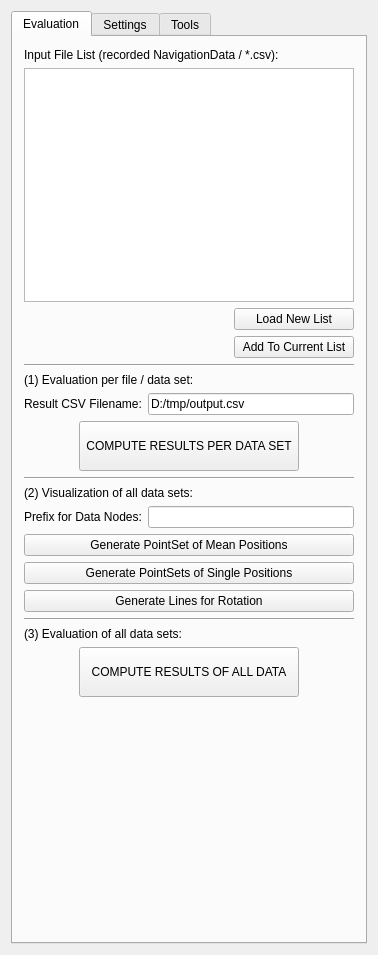
First picture: the form in Plugins/org.mitk.gui.qt.igt.app.hummelprotocolmeasurements/src/internal/QmitkIGTTrackingDataEvaluationViewControls.ui, repository MITK/MITK, before the edit.
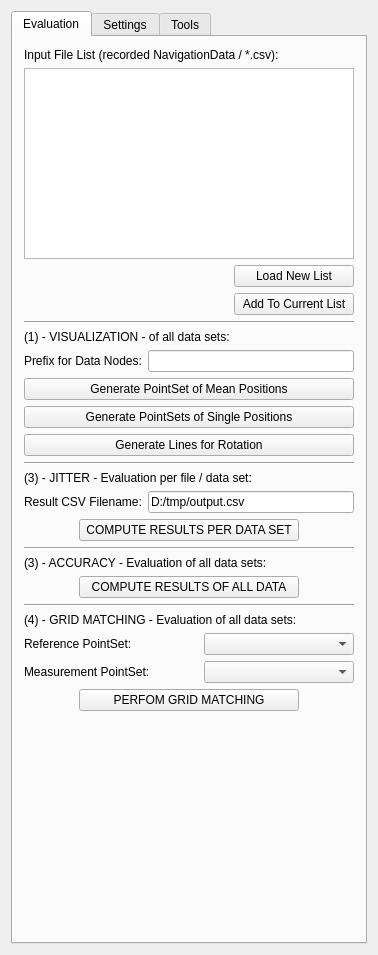
Second picture: the form after the edit. Custom widgets are drawn as their Qt base class.

Commit message: implemented grid matching

```diff
--- a/Plugins/org.mitk.gui.qt.igt.app.hummelprotocolmeasurements/src/internal/QmitkIGTTrackingDataEvaluationViewControls.ui
+++ b/Plugins/org.mitk.gui.qt.igt.app.hummelprotocolmeasurements/src/internal/QmitkIGTTrackingDataEvaluationViewControls.ui
@@ -100,87 +100,6 @@
          </item>
         </layout>
        </item>
-       <item>
-        <widget class="Line" name="line_4">
-         <property name="orientation">
-          <enum>Qt::Horizontal</enum>
-         </property>
-        </widget>
-       </item>
-       <item>
-        <widget class="QLabel" name="label_19">
-         <property name="text">
-          <string>(1) Evaluation per file / data set:</string>
-         </property>
-        </widget>
-       </item>
-       <item>
-        <layout class="QHBoxLayout" name="horizontalLayout_2">
-         <item>
-          <widget class="QLabel" name="label_2">
-           <property name="text">
-            <string>Result CSV Filename:</string>
-           </property>
-          </widget>
-         </item>
-         <item>
-          <widget class="QLineEdit" name="m_OutputFilename">
-           <property name="text">
-            <string>D:/tmp/output.csv</string>
-           </property>
-          </widget>
-         </item>
-        </layout>
-       </item>
-       <item>
-        <layout class="QHBoxLayout" name="horizontalLayout_3">
-         <item>
-          <spacer name="horizontalSpacer_2">
-           <property name="orientation">
-            <enum>Qt::Horizontal</enum>
-           </property>
-           <property name="sizeHint" stdset="0">
-            <size>
-             <width>40</width>
-             <height>20</height>
-            </size>
-           </property>
-          </spacer>
-         </item>
-         <item>
-          <widget class="QPushButton" name="m_StartEvaluation">
-           <property name="minimumSize">
-            <size>
-             <width>220</width>
-             <height>50</height>
-            </size>
-           </property>
-           <property name="maximumSize">
-            <size>
-             <width>200</width>
-             <height>50</height>
-            </size>
-           </property>
-           <property name="text">
-            <string>COMPUTE RESULTS PER DATA SET</string>
-           </property>
-          </widget>
-         </item>
-         <item>
-          <spacer name="horizontalSpacer_3">
-           <property name="orientation">
-            <enum>Qt::Horizontal</enum>
-           </property>
-           <property name="sizeHint" stdset="0">
-            <size>
-             <width>40</width>
-             <height>20</height>
-            </size>
-           </property>
-          </spacer>
-         </item>
-        </layout>
-       </item>
        <item>
         <widget class="Line" name="line_3">
          <property name="orientation">
@@ -191,7 +110,7 @@
        <item>
         <widget class="QLabel" name="label_17">
          <property name="text">
-          <string>(2) Visualization of all data sets:</string>
+          <string>(1) - VISUALIZATION - of all data sets:</string>
          </property>
         </widget>
        </item>
@@ -230,6 +149,87 @@
          </property>
         </widget>
        </item>
+       <item>
+        <widget class="Line" name="line_4">
+         <property name="orientation">
+          <enum>Qt::Horizontal</enum>
+         </property>
+        </widget>
+       </item>
+       <item>
+        <widget class="QLabel" name="label_19">
+         <property name="text">
+          <string>(3) - JITTER - Evaluation per file / data set:</string>
+         </property>
+        </widget>
+       </item>
+       <item>
+        <layout class="QHBoxLayout" name="horizontalLayout_2">
+         <item>
+          <widget class="QLabel" name="label_2">
+           <property name="text">
+            <string>Result CSV Filename:</string>
+           </property>
+          </widget>
+         </item>
+         <item>
+          <widget class="QLineEdit" name="m_OutputFilename">
+           <property name="text">
+            <string>D:/tmp/output.csv</string>
+           </property>
+          </widget>
+         </item>
+        </layout>
+       </item>
+       <item>
+        <layout class="QHBoxLayout" name="horizontalLayout_3">
+         <item>
+          <spacer name="horizontalSpacer_2">
+           <property name="orientation">
+            <enum>Qt::Horizontal</enum>
+           </property>
+           <property name="sizeHint" stdset="0">
+            <size>
+             <width>40</width>
+             <height>20</height>
+            </size>
+           </property>
+          </spacer>
+         </item>
+         <item>
+          <widget class="QPushButton" name="m_StartEvaluation">
+           <property name="minimumSize">
+            <size>
+             <width>220</width>
+             <height>0</height>
+            </size>
+           </property>
+           <property name="maximumSize">
+            <size>
+             <width>200</width>
+             <height>50</height>
+            </size>
+           </property>
+           <property name="text">
+            <string>COMPUTE RESULTS PER DATA SET</string>
+           </property>
+          </widget>
+         </item>
+         <item>
+          <spacer name="horizontalSpacer_3">
+           <property name="orientation">
+            <enum>Qt::Horizontal</enum>
+           </property>
+           <property name="sizeHint" stdset="0">
+            <size>
+             <width>40</width>
+             <height>20</height>
+            </size>
+           </property>
+          </spacer>
+         </item>
+        </layout>
+       </item>
        <item>
         <widget class="Line" name="line_5">
          <property name="orientation">
@@ -240,7 +240,7 @@
        <item>
         <widget class="QLabel" name="label_20">
          <property name="text">
-          <string>(3) Evaluation of all data sets:</string>
+          <string>(3) - ACCURACY - Evaluation of all data sets:</string>
          </property>
         </widget>
        </item>
@@ -264,7 +264,7 @@
            <property name="minimumSize">
             <size>
              <width>220</width>
-             <height>50</height>
+             <height>0</height>
             </size>
            </property>
            <property name="maximumSize">
@@ -293,6 +293,137 @@
          </item>
         </layout>
        </item>
+       <item>
+        <widget class="Line" name="line_6">
+         <property name="orientation">
+          <enum>Qt::Horizontal</enum>
+         </property>
+        </widget>
+       </item>
+       <item>
+        <widget class="QLabel" name="label_21">
+         <property name="text">
+          <string>(4) - GRID MATCHING - Evaluation of all data sets:</string>
+         </property>
+        </widget>
+       </item>
+       <item>
+        <layout class="QHBoxLayout" name="horizontalLayout_19">
+         <item>
+          <widget class="QLabel" name="label_22">
+           <property name="text">
+            <string>Reference PointSet:</string>
+           </property>
+          </widget>
+         </item>
+         <item>
+          <spacer name="horizontalSpacer_20">
+           <property name="orientation">
+            <enum>Qt::Horizontal</enum>
+           </property>
+           <property name="sizeHint" stdset="0">
+            <size>
+             <width>40</width>
+             <height>20</height>
+            </size>
+           </property>
+          </spacer>
+         </item>
+         <item>
+          <widget class="QmitkDataStorageComboBox" name="m_ReferencePointSetComboBox">
+           <property name="minimumSize">
+            <size>
+             <width>150</width>
+             <height>0</height>
+            </size>
+           </property>
+          </widget>
+         </item>
+        </layout>
+       </item>
+       <item>
+        <layout class="QHBoxLayout" name="horizontalLayout_20">
+         <item>
+          <widget class="QLabel" name="label_23">
+           <property name="text">
+            <string>Measurement PointSet:</string>
+           </property>
+          </widget>
+         </item>
+         <item>
+          <spacer name="horizontalSpacer_21">
+           <property name="orientation">
+            <enum>Qt::Horizontal</enum>
+           </property>
+           <property name="sizeHint" stdset="0">
+            <size>
+             <width>40</width>
+             <height>20</height>
+            </size>
+           </property>
+          </spacer>
+         </item>
+         <item>
+          <widget class="QmitkDataStorageComboBox" name="m_MeasurementPointSetComboBox">
+           <property name="minimumSize">
+            <size>
+             <width>150</width>
+             <height>0</height>
+            </size>
+           </property>
+          </widget>
+         </item>
+        </layout>
+       </item>
+       <item>
+        <layout class="QHBoxLayout" name="horizontalLayout_18">
+         <item>
+          <spacer name="horizontalSpacer_18">
+           <property name="orientation">
+            <enum>Qt::Horizontal</enum>
+           </property>
+           <property name="sizeHint" stdset="0">
+            <size>
+             <width>40</width>
+             <height>20</height>
+            </size>
+           </property>
+          </spacer>
+         </item>
+         <item>
+          <widget class="QPushButton" name="m_GridMatching">
+           <property name="minimumSize">
+            <size>
+             <width>220</width>
+             <height>0</height>
+            </size>
+           </property>
+           <property name="maximumSize">
+            <size>
+             <width>200</width>
+             <height>50</height>
+            </size>
+           </property>
+           <property name="text">
+            <string>PERFOM GRID MATCHING</string>
+           </property>
+          </widget>
+         </item>
+         <item>
+          <spacer name="horizontalSpacer_19">
+           <property name="orientation">
+            <enum>Qt::Horizontal</enum>
+           </property>
+           <property name="sizeHint" stdset="0">
+            <size>
+             <width>40</width>
+             <height>20</height>
+            </size>
+           </property>
+          </spacer>
+         </item>
+        </layout>
+       </item>
        <item>
         <spacer name="spacer1">
          <property name="orientation">
@@ -1030,6 +1161,13 @@
   </layout>
  </widget>
  <layoutdefault spacing="6" margin="11"/>
+ <customwidgets>
+  <customwidget>
+   <class>QmitkDataStorageComboBox</class>
+   <extends>QComboBox</extends>
+   <header>QmitkDataStorageComboBox.h</header>
+  </customwidget>
+ </customwidgets>
  <resources/>
  <connections/>
 </ui>
```
The commit also changes 2 other files.
